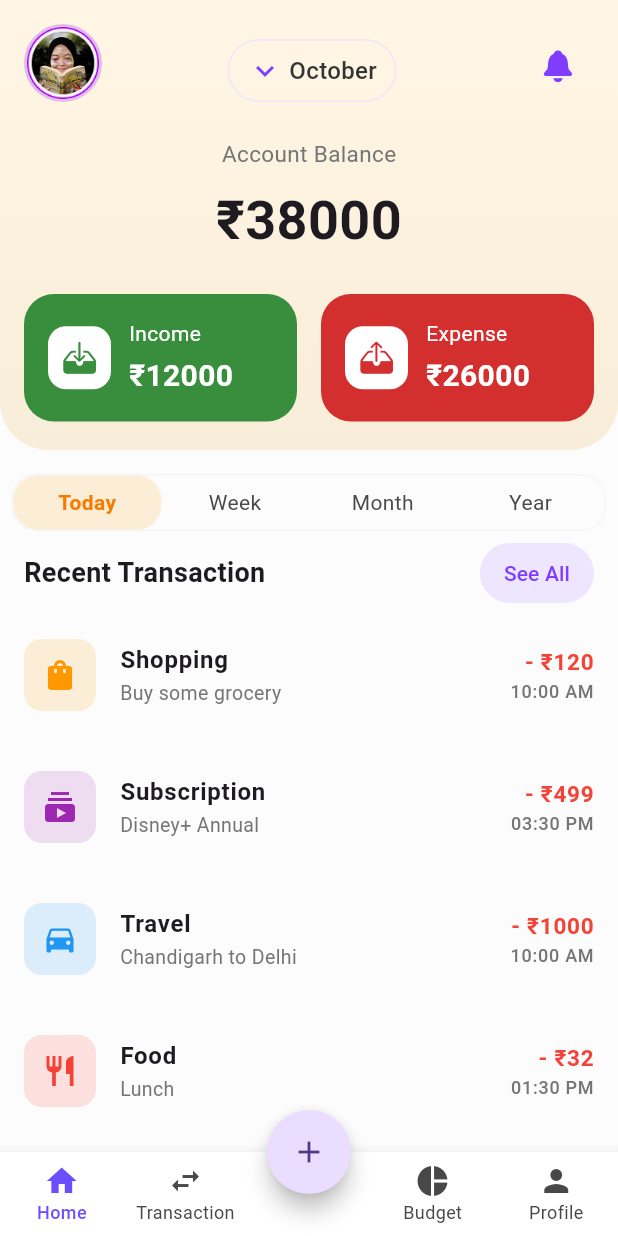
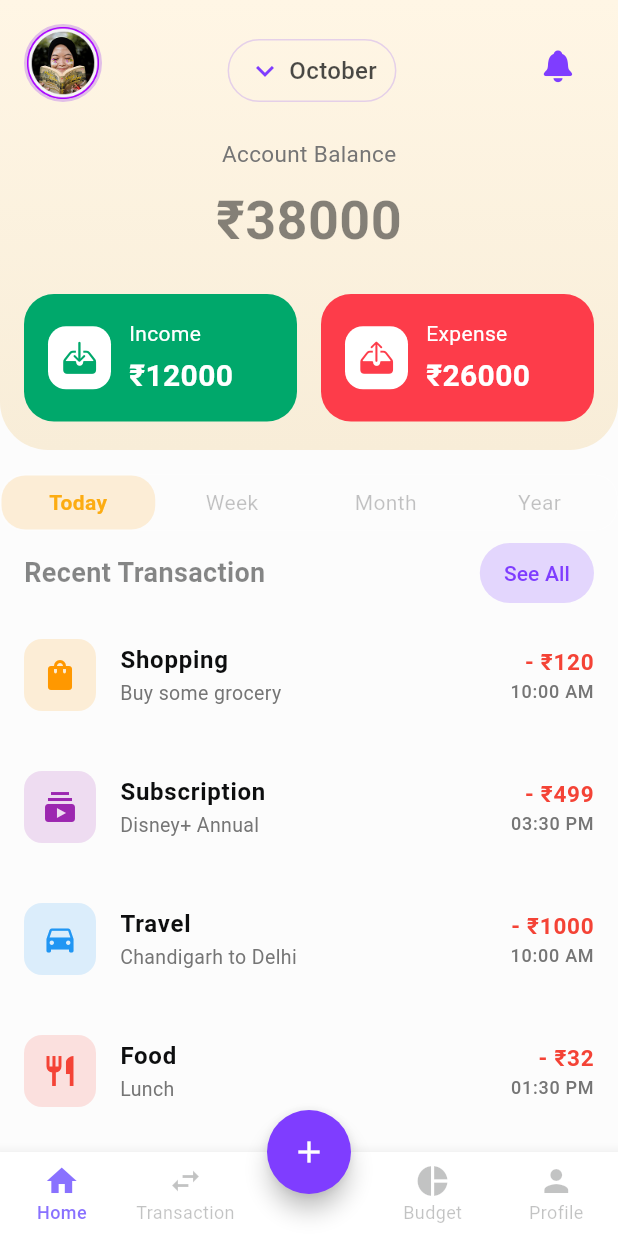
Before and after one commit to Rohit-Chandra-007/cipherschools_assignment, a Flutter app: the screen it shows after launch, on a phone screen of 412 x 824 dp. Run offline on Flutter 3.47's test engine with Material 3 defaults, Android fonts, the phone set to English and light mode, and no system bars.

Commit message:
refactor: update color scheme and UI components for consistency
Updated the color scheme in `app_colors.dart` to use alpha blending and consistent naming. Refactored UI components across multiple files to improve readability and maintainability. Adjusted layout and styling in `home_screen.dart`, `income_screen.dart`, and `expense_screen.dart` for better user experience. Removed unused imports and streamlined code structure.

```diff
--- a/lib/main.dart
+++ b/lib/main.dart
@@ -1,8 +1,12 @@
+import 'package:cipherschools_assignment/screens/home_screen.dart';
+import 'package:cipherschools_assignment/theme/app_theme.dart';
 import 'package:flutter/material.dart';
-import 'screens/home_screen.dart';
-import 'theme/app_theme.dart';
+import 'package:flutter/services.dart';
 
 void main() {
+  SystemChrome.setSystemUIOverlayStyle(
+    const SystemUiOverlayStyle(statusBarColor: Colors.green),
+  );
   runApp(const MyApp());
 }
 
@@ -13,8 +17,9 @@ class MyApp extends StatelessWidget {
   Widget build(BuildContext context) {
     return MaterialApp(
       title: 'Expense Tracker',
-      theme: AppTheme.lightThemeMode,
-      home: const HomeScreen(),
+      theme: AppTheme.lightThemeMode, // Apply the light theme
+      debugShowCheckedModeBanner: false,
+      home: const HomeScreen(), // Set HomeScreen as the initial route
     );
   }
 }
--- a/lib/screens/expense_screen.dart
+++ b/lib/screens/expense_screen.dart
@@ -1,4 +1,5 @@
 import 'package:flutter/material.dart';
+import 'package:flutter/services.dart';
 
 import '../constants/dropdown_items.dart';
 
@@ -19,10 +20,17 @@ class _ExpenseScreenState extends State<ExpenseScreen> {
     // Primary color for Expense
     const Color expenseColor = Color(0xFF347AF0); // Blue color for expense
 
-    return Scaffold(
+    return AnnotatedRegion<SystemUiOverlayStyle>(
+      value: const SystemUiOverlayStyle(
+        statusBarColor: expenseColor, // Use expense color
+        statusBarIconBrightness:
+            Brightness.light, // Icons should be light on dark background
+        statusBarBrightness: Brightness.dark, // For iOS (optional)
+      ),
+      child: Scaffold(
         body: Container(
           width: double.infinity,
-        height: double.infinity,
+          // height: double.infinity,
           decoration: const BoxDecoration(color: expenseColor),
           child: SafeArea(
             child: Column(
@@ -264,6 +272,7 @@ class _ExpenseScreenState extends State<ExpenseScreen> {
             ),
           ),
         ),
+      ),
     );
   }
 }
--- a/lib/screens/home_screen.dart
+++ b/lib/screens/home_screen.dart
@@ -1,9 +1,11 @@
 import 'package:cipherschools_assignment/theme/app_colors.dart';
 import 'package:cipherschools_assignment/widgets/balance_card.dart';
 import 'package:flutter/material.dart';
-import '../widgets/transaction_item.dart';
+import 'package:flutter/services.dart';
+
 import '../widgets/custom_bottom_nav.dart';
 import '../widgets/custom_tab_bar.dart';
+import '../widgets/transaction_item.dart';
 import 'expense_screen.dart';
 import 'income_screen.dart';
 
@@ -21,16 +23,12 @@ class _HomeScreenState extends State<HomeScreen> {
   @override
   Widget build(BuildContext context) {
     return Scaffold(
-      body: SafeArea(
-        child: SingleChildScrollView(
-          child: Column(
-            crossAxisAlignment: CrossAxisAlignment.start,
+      body: Column(
         children: [
-              const BalanceCard(),
+          AppBar(),
+          BalanceCard(),
           const SizedBox(height: 16),
-              Padding(
-                padding: const EdgeInsets.symmetric(horizontal: 8),
-                child: Container(
+          Container(
             decoration: BoxDecoration(
               border: Border.all(color: AppColors.light20),
               borderRadius: BorderRadius.circular(16),
@@ -44,9 +42,7 @@ class _HomeScreenState extends State<HomeScreen> {
               },
             ),
           ),
-              ),
           const SizedBox(height: 4),
-
           Padding(
             padding: const EdgeInsets.symmetric(horizontal: 16),
             child: Row(
@@ -54,20 +50,17 @@ class _HomeScreenState extends State<HomeScreen> {
               children: [
                 const Text(
                   'Recent Transaction',
-                      style: TextStyle(
-                        fontSize: 18,
-                        fontWeight: FontWeight.bold,
-                      ),
+                  style: TextStyle(fontSize: 18, fontWeight: FontWeight.bold),
                 ),
                 TextButton(
                   onPressed: () {},
                   style: ButtonStyle(
-                        backgroundColor: WidgetStateProperty.all(
+                    backgroundColor: MaterialStateProperty.all(
                       AppColors.violet20,
                     ),
                   ),
                   child: Container(
-                        margin: EdgeInsets.symmetric(horizontal: 4),
+                    margin: const EdgeInsets.symmetric(horizontal: 4),
                     child: const Text(
                       'See All',
                       style: TextStyle(color: AppColors.violet100),
@@ -77,7 +70,9 @@ class _HomeScreenState extends State<HomeScreen> {
               ],
             ),
           ),
-
+          Expanded(
+            child: ListView(
+              children: const [
                 TransactionItem(
                   title: 'Shopping',
                   subtitle: 'Buy some grocery',
@@ -113,6 +108,7 @@ class _HomeScreenState extends State<HomeScreen> {
               ],
             ),
           ),
+        ],
       ),
       floatingActionButton: FloatingActionButton(
         onPressed: () {
--- a/lib/screens/income_screen.dart
+++ b/lib/screens/income_screen.dart
@@ -1,4 +1,5 @@
 import 'package:flutter/material.dart';
+import 'package:flutter/services.dart';
 import '../constants/dropdown_items.dart';
 
 class IncomeScreen extends StatefulWidget {
@@ -18,15 +19,19 @@ class _IncomeScreenState extends State<IncomeScreen> {
     // Primary color for Income
     const Color incomeColor = Color(0xFF7F3DFF); // Violet color for income
 
-    return Scaffold(
-      body: Container(
-        width: double.infinity,
-        height: double.infinity,
-        decoration: const BoxDecoration(color: incomeColor),
-        child: SafeArea(
-          child: Column(
+    return AnnotatedRegion<SystemUiOverlayStyle>(
+      value: const SystemUiOverlayStyle(
+        statusBarColor: Colors.amber, // Use income color
+        statusBarIconBrightness:
+            Brightness.light, // Icons should be light on dark background
+        statusBarBrightness: Brightness.dark, // For iOS (optional)
+      ),
+      child: Scaffold(
+        backgroundColor: incomeColor,
+        body: Column(
           children: [
             // Top bar
+            AppBar(backgroundColor: incomeColor),
             Padding(
               padding: const EdgeInsets.symmetric(
                 horizontal: 8.0,
@@ -35,10 +40,7 @@ class _IncomeScreenState extends State<IncomeScreen> {
               child: Row(
                 children: [
                   IconButton(
-                      icon: const Icon(
-                        Icons.arrow_back_ios,
-                        color: Colors.white,
-                      ),
+                    icon: const Icon(Icons.arrow_back_ios, color: Colors.white),
                     onPressed: () => Navigator.pop(context),
                   ),
                   const Spacer(),
@@ -168,9 +170,7 @@ class _IncomeScreenState extends State<IncomeScreen> {
                         decoration: const InputDecoration(
                           labelText: "Description",
                           border: InputBorder.none,
-                            contentPadding: EdgeInsets.symmetric(
-                              horizontal: 16,
-                            ),
+                          contentPadding: EdgeInsets.symmetric(horizontal: 16),
                         ),
                       ),
                     ),
@@ -242,7 +242,6 @@ class _IncomeScreenState extends State<IncomeScreen> {
           ],
         ),
       ),
-      ),
     );
   }
 }
--- a/lib/theme/app_colors.dart
+++ b/lib/theme/app_colors.dart
@@ -6,51 +6,50 @@ class AppColors {
   static const backgroundColor = Color(0xffFCFCFC);
 
   // Dark shades
-  static const dark20 = Color(0xFF484848);
-  static const dark40 = Color(0xFF404040);
-  static const dark60 = Color(0xFF343434);
-  static const dark80 = Color(0xFF282828);
-  static const dark100 = Color(0xFF1C1B1F);
+  static const dark100 = Color(0xFF0D0E0F); //100%
+  static const dark75 = Color(0xBF0D0E0F); //75%
+  static const dark50 = Color(0x800D0E0F); // 50%
+  static const dark25 = Color(0x400D0E0F); // 25%
 
   // Light shades
-  static const light20 = Color(0xFFF5F5F5);
-  static const light40 = Color(0xFFE8E8E8);
-  static const light60 = Color(0xFFDBDBDB);
-  static const light80 = Color(0xFFCFCFCF);
-  static const light100 = Color(0xFFC2C2C2);
+  static const light20 = Color(0x33FFFFFF); //  20%
+  static const light40 = Color(0x66FFFFFF); // 40%
+  static const light60 = Color(0x99FFFFFF); // 60%
+  static const light80 = Color(0xCCFFFFFF); // 80%
+  static const light100 = Color(0xFFFFFFFF); // 100%
 
   // Violet shades
-  static const violet20 = Color(0xFFEEE5FF);
-  static const violet40 = Color(0xFFD3CBFF);
-  static const violet60 = Color(0xFF9F8CFF);
-  static const violet80 = Color(0xFF6B4EFF);
-  static const violet100 = Color(0xFF7F3DFF);
+  static const violet20 = Color(0x337F3DFF); // Violet 20
+  static const violet40 = Color(0x66D3CBFF); // Violet 40
+  static const violet60 = Color(0x999F8CFF); // Violet 60
+  static const violet80 = Color(0xCC6B4EFF); // Violet 80
+  static const violet100 = Color(0xFF7F3DFF); // Violet 100
 
   // Red shades
-  static const red20 = Color(0xFFFFEBEE);
-  static const red40 = Color(0xFFFFCDD2);
-  static const red60 = Color(0xFFEF5350);
-  static const red80 = Color(0xFFE53935);
-  static const red100 = Color(0xFFD32F2F);
+  static const red20 = Color(0x33FD3C4A); // Red 20
+  static const red40 = Color(0x66FD3C4A); // Red 40
+  static const red60 = Color(0x99FD3C4A); // Red 60
+  static const red80 = Color(0xCCFD3C4A); // Red 80
+  static const red100 = Color(0xFFFD3C4A); // Red 100
 
   // Green shades
-  static const green20 = Color(0xFFE8F5E9);
-  static const green40 = Color(0xFFC8E6C9);
-  static const green60 = Color(0xFF66BB6A);
-  static const green80 = Color(0xFF4CAF50);
-  static const green100 = Color(0xFF388E3C);
+  static const green20 = Color(0x3300A86B); // Green 20
+  static const green40 = Color(0x6600A86B); // Green 40
+  static const green60 = Color(0x9900A86B); // Green 60
+  static const green80 = Color(0xCC00A86B); // Green 80
+  static const green100 = Color(0xFF00A86B); // Green 100
 
   // Yellow shades
-  static const yellow20 = Color(0xFFFFF8E1);
-  static const yellow40 = Color(0xFFFFE0B2);
-  static const yellow60 = Color(0xFFFFB74D);
-  static const yellow80 = Color(0xFFFFA726);
-  static const yellow100 = Color(0xFFF57C00);
+  static const yellow20 = Color(0x33FCAC12); // Yellow 20
+  static const yellow40 = Color(0x66FCAC12); // Yellow 40
+  static const yellow60 = Color(0x99FCAC12); // Yellow 60
+  static const yellow80 = Color(0xCCFCAC12); // Yellow 80
+  static const yellow100 = Color(0xFFFCAC12); // Yellow 100
 
   // Blue shades
-  static const blue20 = Color(0xFFE3F2FD);
-  static const blue40 = Color(0xFFBBDEFB);
-  static const blue60 = Color(0xFF64B5F6);
-  static const blue80 = Color(0xFF42A5F5);
-  static const blue100 = Color(0xFF1E88E5);
+  static const blue20 = Color(0x330077FF); // Blue 20
+  static const blue40 = Color(0x660077FF); // Blue 40
+  static const blue60 = Color(0x990077FF); // Blue 60
+  static const blue80 = Color(0xCC0077FF); // Blue 80
+  static const blue100 = Color(0xFF0077FF); // Blue 100
 }
--- a/lib/theme/app_theme.dart
+++ b/lib/theme/app_theme.dart
@@ -6,186 +6,59 @@ class AppTheme {
 
   static final lightThemeMode = ThemeData.light().copyWith(
     scaffoldBackgroundColor: AppColors.backgroundColor,
-  );
-  static final ThemeData lightTheme = ThemeData(
-    useMaterial3: true,
-    colorScheme: ColorScheme.light(
-      primary: AppColors.violet80, // Violet 80
-      onPrimary: Color(0xffFCFCFC),
-      secondary: Color(0xFF4CAF50), // Green 80
+    primaryColor: AppColors.violet100,
+    colorScheme: const ColorScheme.light(
+      primary: AppColors.violet100,
+      secondary: AppColors.blue100,
+      error: AppColors.red100,
+      surface: AppColors.backgroundColor,
+      onPrimary: Colors.white,
       onSecondary: Colors.white,
-      error: Color(0xFFE53935), // Red 80
-      background: Color(0xFFF5F5F5), // Light 20
-      surface: Colors.white,
-      onSurface: Color(0xFF1C1B1F), // Dark 100
+      onError: Colors.white,
+      onSurface: AppColors.dark100,
     ),
-    appBarTheme: AppBarTheme(
+    appBarTheme: const AppBarTheme(
+      toolbarHeight: 0,
+      backgroundColor: Color(0xFFFFF6E5),
       elevation: 0,
-      centerTitle: true,
-      backgroundColor: Colors.white,
-      foregroundColor: Color(0xFF1C1B1F),
+      iconTheme: IconThemeData(color: AppColors.dark100),
+      titleTextStyle: TextStyle(
+        color: AppColors.dark100,
+        fontSize: 20,
+        fontWeight: FontWeight.bold,
+      ),
     ),
+    textTheme: const TextTheme(
+      bodyLarge: TextStyle(color: AppColors.dark75),
+      bodyMedium: TextStyle(color: AppColors.dark50),
+      titleLarge: TextStyle(
+        fontWeight: FontWeight.bold,
+        color: AppColors.dark100,
+      ),
+      titleMedium: TextStyle(
+        fontWeight: FontWeight.w500,
+        color: AppColors.dark75,
+      ),
+    ),
+    iconTheme: const IconThemeData(color: AppColors.violet100),
     cardTheme: CardTheme(
-      elevation: 2,
-      margin: EdgeInsets.symmetric(horizontal: 16, vertical: 8),
-      shape: RoundedRectangleBorder(borderRadius: BorderRadius.circular(12)),
+      elevation: 1,
+      shape: RoundedRectangleBorder(borderRadius: BorderRadius.circular(16)),
     ),
     elevatedButtonTheme: ElevatedButtonThemeData(
       style: ElevatedButton.styleFrom(
-        elevation: 0,
-        padding: EdgeInsets.symmetric(horizontal: 24, vertical: 12),
-        shape: RoundedRectangleBorder(borderRadius: BorderRadius.circular(8)),
+        backgroundColor: AppColors.violet100,
+        foregroundColor: Colors.white,
+        shape: RoundedRectangleBorder(borderRadius: BorderRadius.circular(16)),
+        padding: const EdgeInsets.symmetric(vertical: 16),
       ),
     ),
-    fontFamily: 'Inter',
-    textTheme: TextTheme(
-      // Title X - 64/80
-      displayLarge: TextStyle(
-        fontSize: 64,
-        height: 1.25,
-        fontWeight: FontWeight.w700,
-      ),
-      // Title 1 - 32/34
-      displayMedium: TextStyle(
-        fontSize: 32,
-        height: 1.0625,
-        fontWeight: FontWeight.w700,
-      ),
-      // Title 2 - 24/22
-      displaySmall: TextStyle(
-        fontSize: 24,
-        height: 0.9167,
-        fontWeight: FontWeight.w700,
-      ),
-      // Title 3 - 18/22
-      headlineLarge: TextStyle(
-        fontSize: 18,
-        height: 1.2222,
-        fontWeight: FontWeight.w600,
-      ),
-      // Regular 1 - 16/19
-      headlineMedium: TextStyle(
-        fontSize: 16,
-        height: 1.1875,
-        fontWeight: FontWeight.w500,
-      ),
-      // Regular 2 - 16/19
-      headlineSmall: TextStyle(
-        fontSize: 16,
-        height: 1.1875,
-        fontWeight: FontWeight.w400,
-      ),
-      // Regular 3 - 14/18
-      titleLarge: TextStyle(
-        fontSize: 14,
-        height: 1.2857,
-        fontWeight: FontWeight.w500,
-      ),
-      // Small - 13/16
-      titleMedium: TextStyle(
-        fontSize: 13,
-        height: 1.2308,
-        fontWeight: FontWeight.w400,
-      ),
-      // Tiny - 12/12
-      titleSmall: TextStyle(
-        fontSize: 12,
-        height: 1.0,
-        fontWeight: FontWeight.w400,
-      ),
-    ),
-    inputDecorationTheme: InputDecorationTheme(
-      hintStyle: TextStyle(color: AppColors.dark20, fontSize: 18),
-      contentPadding: const EdgeInsets.symmetric(vertical: 30, horizontal: 30),
-    ),
-  );
-
-  static final ThemeData darkTheme = ThemeData(
-    useMaterial3: true,
-    colorScheme: ColorScheme.dark(
-      primary: Color(0xFF9D8DFF), // Violet 60
-      onPrimary: Colors.white,
-      secondary: Color(0xFF81C784), // Green 60
-      onSecondary: Colors.white,
-      error: Color(0xFFEF5350), // Red 60
-      background: Color(0xFF1C1B1F), // Dark 100
-      surface: Color(0xFF2D2C31), // Dark 75
-      onSurface: Color(0xFFF5F5F5), // Light 20
-    ),
-    appBarTheme: AppBarTheme(
-      elevation: 0,
-      centerTitle: true,
-      backgroundColor: Color(0xFF1C1B1F),
-      foregroundColor: Color(0xFFF5F5F5),
-    ),
-    cardTheme: CardTheme(
-      elevation: 2,
-      margin: EdgeInsets.symmetric(horizontal: 16, vertical: 8),
-      shape: RoundedRectangleBorder(borderRadius: BorderRadius.circular(12)),
-    ),
-    elevatedButtonTheme: ElevatedButtonThemeData(
-      style: ElevatedButton.styleFrom(
-        elevation: 0,
-        padding: EdgeInsets.symmetric(horizontal: 24, vertical: 12),
-        shape: RoundedRectangleBorder(borderRadius: BorderRadius.circular(8)),
-      ),
-    ),
-    fontFamily: 'Inter',
-    textTheme: TextTheme(
-      // Title X - 64/80
-      displayLarge: TextStyle(
-        fontSize: 64,
-        height: 1.25,
-        fontWeight: FontWeight.w700,
-      ),
-      // Title 1 - 32/34
-      displayMedium: TextStyle(
-        fontSize: 32,
-        height: 1.0625,
-        fontWeight: FontWeight.w700,
-      ),
-      // Title 2 - 24/22
-      displaySmall: TextStyle(
-        fontSize: 24,
-        height: 0.9167,
-        fontWeight: FontWeight.w700,
-      ),
-      // Title 3 - 18/22
-      headlineLarge: TextStyle(
-        fontSize: 18,
-        height: 1.2222,
-        fontWeight: FontWeight.w600,
-      ),
-      // Regular 1 - 16/19
-      headlineMedium: TextStyle(
-        fontSize: 16,
-        height: 1.1875,
-        fontWeight: FontWeight.w500,
-      ),
-      // Regular 2 - 16/19
-      headlineSmall: TextStyle(
-        fontSize: 16,
-        height: 1.1875,
-        fontWeight: FontWeight.w400,
-      ),
-      // Regular 3 - 14/18
-      titleLarge: TextStyle(
-        fontSize: 14,
-        height: 1.2857,
-        fontWeight: FontWeight.w500,
-      ),
-      // Small - 13/16
-      titleMedium: TextStyle(
-        fontSize: 13,
-        height: 1.2308,
-        fontWeight: FontWeight.w400,
-      ),
-      // Tiny - 12/12
-      titleSmall: TextStyle(
-        fontSize: 12,
-        height: 1.0,
-        fontWeight: FontWeight.w400,
-      ),
+    bottomNavigationBarTheme: const BottomNavigationBarThemeData(
+      selectedItemColor: AppColors.violet100,
+      unselectedItemColor: AppColors.light20,
+      showSelectedLabels: true,
+      showUnselectedLabels: true,
+      type: BottomNavigationBarType.fixed,
     ),
   );
 }
--- a/lib/widgets/balance_card.dart
+++ b/lib/widgets/balance_card.dart
@@ -60,7 +60,7 @@ class BalanceCard extends StatelessWidget {
                       style: TextStyle(
                         fontSize: 16,
                         fontWeight: FontWeight.w500,
-                        color: AppColors.dark60,
+                        color: AppColors.dark75,
                       ),
                     ),
                   ],
--- a/lib/widgets/custom_bottom_nav.dart
+++ b/lib/widgets/custom_bottom_nav.dart
@@ -1,4 +1,5 @@
 import 'package:flutter/material.dart';
+
 import '../theme/app_colors.dart';
 
 class CustomBottomNav extends StatelessWidget {
@@ -6,10 +7,10 @@ class CustomBottomNav extends StatelessWidget {
   final Function(int) onItemSelected;
 
   const CustomBottomNav({
-    Key? key,
+    super.key,
     required this.selectedIndex,
     required this.onItemSelected,
-  }) : super(key: key);
+  });
 
   @override
   Widget build(BuildContext context) {
@@ -18,7 +19,7 @@ class CustomBottomNav extends StatelessWidget {
       currentIndex: selectedIndex,
       onTap: onItemSelected,
       selectedItemColor: AppColors.violet80,
-      unselectedItemColor: AppColors.dark20,
+      unselectedItemColor: AppColors.dark25,
       showUnselectedLabels: true,
       backgroundColor: Colors.white,
       elevation: 8,
--- a/lib/widgets/custom_tab_bar.dart
+++ b/lib/widgets/custom_tab_bar.dart
@@ -1,4 +1,5 @@
 import 'package:flutter/material.dart';
+
 import '../theme/app_colors.dart';
 
 class CustomTabBar extends StatelessWidget {
@@ -27,7 +28,10 @@ class CustomTabBar extends StatelessWidget {
               decoration: BoxDecoration(
                 color:
                     selectedIndex == index
-                        ? Colors.orange.withOpacity(0.15)
+                        ? Color.alphaBlend(
+                          Colors.orange.withAlpha((0.15 * 255).toInt()),
+                          Colors.transparent,
+                        )
                         : Colors.transparent,
                 borderRadius: BorderRadius.circular(16),
               ),
@@ -38,7 +42,7 @@ class CustomTabBar extends StatelessWidget {
                   color:
                       selectedIndex == index
                           ? AppColors.yellow100
-                          : AppColors.dark20,
+                          : AppColors.dark25,
                   fontWeight:
                       selectedIndex == index
                           ? FontWeight.w600
--- a/lib/widgets/income_expence_color_card.dart
+++ b/lib/widgets/income_expence_color_card.dart
@@ -1,4 +1,4 @@
-import 'package:cipherschools_assignment/theme/app_colors.dart';
+
 import 'package:flutter/material.dart';
 
 class IncomeExpanseColorCard extends StatelessWidget {
--- a/lib/widgets/transaction_item.dart
+++ b/lib/widgets/transaction_item.dart
@@ -26,7 +26,7 @@ class TransactionItem extends StatelessWidget {
         width: 48,
         height: 48,
         decoration: BoxDecoration(
-          color: iconBackgroundColor.withOpacity(0.15),
+          color: iconBackgroundColor.withAlpha(38),
           borderRadius: BorderRadius.circular(12),
         ),
         child: Icon(icon, color: iconBackgroundColor, size: 24),
```
Lines whose indentation alone changed are shown as unchanged.
